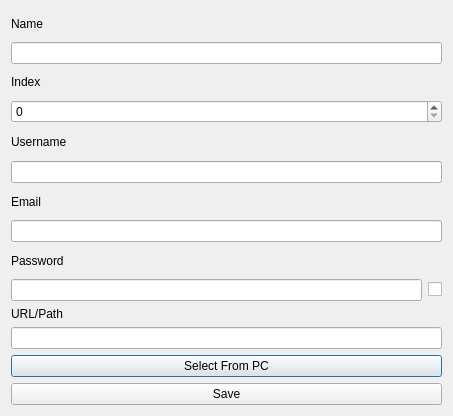
The window that designs/xml/app_vault_window.ui (daniel-deru/WorkMate-3.0) describes before a commit, drawn with Qt 5.
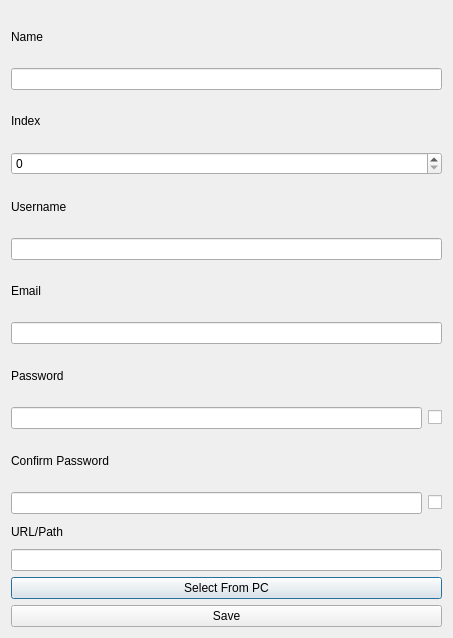
The same window after the commit.

Diff of the .ui file:
```diff
--- a/designs/xml/app_vault_window.ui
+++ b/designs/xml/app_vault_window.ui
@@ -7,7 +7,7 @@
     <x>0</x>
     <y>0</y>
     <width>453</width>
-    <height>416</height>
+    <height>638</height>
    </rect>
   </property>
   <property name="windowTitle">
@@ -88,6 +88,47 @@
         <widget class="QCheckBox" name="chk_show_password">
          <property name="cursor">
           <cursorShape>PointingHandCursor</cursorShape>
+         </property>
+         <property name="focusPolicy">
+          <enum>Qt::NoFocus</enum>
+         </property>
+         <property name="text">
+          <string/>
+         </property>
+        </widget>
+       </item>
+      </layout>
+     </item>
+    </layout>
+   </item>
+   <item>
+    <layout class="QVBoxLayout" name="verticalLayout_8">
+     <item>
+      <widget class="QLabel" name="lbl_password2">
+       <property name="text">
+        <string>Confirm Password</string>
+       </property>
+      </widget>
+     </item>
+     <item>
+      <layout class="QHBoxLayout" name="horizontalLayout_4">
+       <item>
+        <widget class="QLineEdit" name="lne_password2">
+         <property name="cursor">
+          <cursorShape>PointingHandCursor</cursorShape>
+         </property>
+         <property name="echoMode">
+          <enum>QLineEdit::Password</enum>
+         </property>
+        </widget>
+       </item>
+       <item>
+        <widget class="QCheckBox" name="chk_password2">
+         <property name="cursor">
+          <cursorShape>PointingHandCursor</cursorShape>
+         </property>
+         <property name="focusPolicy">
+          <enum>Qt::NoFocus</enum>
          </property>
          <property name="text">
           <string/>
```
